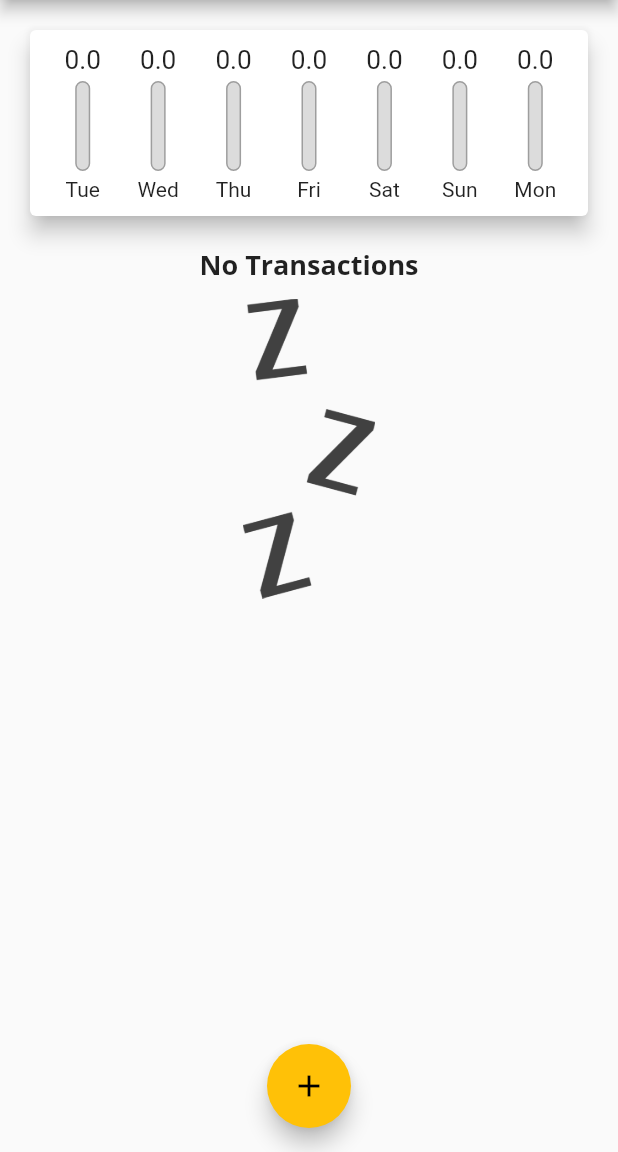
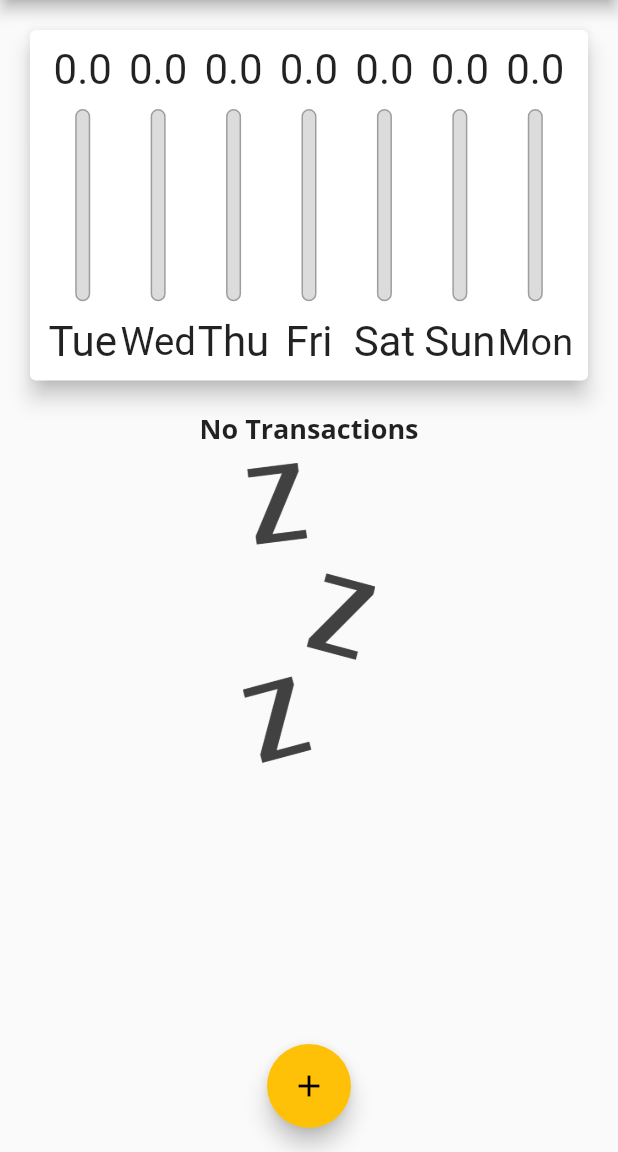
Before and after one commit to Samuel-Bie/expenses_manager, a Flutter app: the screen it shows after launch, on a phone screen of 412 x 824 dp, the part 84-1236 px from its top. Run offline on Flutter 3.47's test engine with Material 2 defaults, Android fonts, the phone set to English and light mode, and no system bars.

Commit message:
Auto calculate heigths

```diff
--- a/lib/main.dart
+++ b/lib/main.dart
@@ -90,8 +90,7 @@ class _MyHomePageState extends State<MyHomePage> {
 
   @override
   Widget build(BuildContext context) {
-    return Scaffold(
-      appBar: AppBar(
+    final appBar = AppBar(
       title: Text(
         'Personal Expenses',
       ),
@@ -101,15 +100,27 @@ class _MyHomePageState extends State<MyHomePage> {
           onPressed: () => _startAddNewTransaction(context),
         )
       ],
-      ),
+    );
+
+    return Scaffold(
+      appBar: appBar,
       body: SingleChildScrollView(
         child: Column(
           crossAxisAlignment: CrossAxisAlignment.stretch,
           children: <Widget>[
-            Chart(
+            Container(
+              height: (MediaQuery.of(context).size.height * 0.4 -
+                  appBar.preferredSize.height -
+                  MediaQuery.of(context).padding.top),
+              child: Chart(
                 recentTransactions: _recentTransactions,
               ),
-            TransactionList(_transactions, _deleteTransaction),
+            ),
+            Container(
+                height: (MediaQuery.of(context).size.height * 0.6 -
+                    appBar.preferredSize.height -
+                    MediaQuery.of(context).padding.top),
+                child: TransactionList(_transactions, _deleteTransaction)),
           ],
         ),
       ),
--- a/lib/widgets/chart_bar.dart
+++ b/lib/widgets/chart_bar.dart
@@ -8,17 +8,18 @@ class ChartBar extends StatelessWidget {
   const ChartBar({this.label, this.percentage, this.amount});
   @override
   Widget build(BuildContext context) {
+    return LayoutBuilder(builder: (context, constraints) {
       return Column(
         children: <Widget>[
           Container(
-          height: 20,
+            height: constraints.maxHeight * 0.15,
             child: FittedBox(child: Text("$amount")),
           ),
           SizedBox(
-          height: 4,
+            height: constraints.maxHeight * 0.05,
           ),
           Container(
-          height: 60,
+            height: constraints.maxHeight * 0.6,
             width: 10,
             child: Stack(
               children: <Widget>[
@@ -42,10 +43,14 @@ class ChartBar extends StatelessWidget {
             ),
           ),
           SizedBox(
-          height: 4,
+            height: constraints.maxHeight * 0.05,
           ),
-        Text('$label'),
+          Container(
+            height: constraints.maxHeight * 0.15,
+            child: FittedBox(child: Text('$label')),
+          ),
         ],
       );
+    });
   }
 }
--- a/lib/widgets/transaction_list.dart
+++ b/lib/widgets/transaction_list.dart
@@ -9,7 +9,6 @@ class TransactionList extends StatelessWidget {
   @override
   Widget build(BuildContext context) {
     return Container(
-      height: 450,
       child: transactions.isEmpty
           ? Column(
               children: <Widget>[
```
Lines whose indentation alone changed are shown as unchanged.
